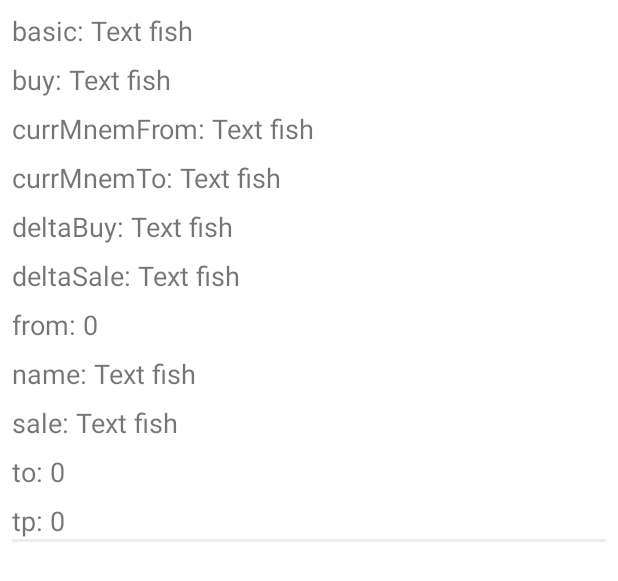
After one commit to ArcheryKiller/MKB, an Android app: the layout currency_item.xml on its own in the app's theme, with its tools: preview values and no code run, on a phone screen of 412 x 824 dp. The commit adds this screen. Shown: the top 581 px of the screen. Run offline under Robolectric (Android 15) with nearby library versions, the phone set to English and light mode, and no system bars.

Commit message:
Добавил xml файлы для recycler view

```diff
--- /dev/null
+++ b/app/src/main/res/layout/currency_item.xml
@@ -0,0 +1,102 @@
+<?xml version="1.0" encoding="utf-8"?>
+<LinearLayout
+    xmlns:android="http://schemas.android.com/apk/res/android"
+    xmlns:tools="http://schemas.android.com/tools"
+    android:padding="@dimen/main_padding"
+    android:layout_width="match_parent"
+    android:layout_height="match_parent"
+    android:orientation="vertical">
+
+    <TextView
+        android:id="@+id/basic"
+        android:layout_width="wrap_content"
+        android:layout_height="wrap_content"
+        android:textSize="@dimen/main_text_size"
+        tools:text="basic: Text fish" />
+
+    <TextView
+        android:id="@+id/buy"
+        android:layout_width="wrap_content"
+        android:layout_height="wrap_content"
+        android:layout_marginTop="@dimen/card_info_margin_top"
+        android:textSize="@dimen/main_text_size"
+        tools:text="buy: Text fish" />
+
+    <TextView
+        android:id="@+id/currMnemFrom"
+        android:layout_width="wrap_content"
+        android:layout_height="wrap_content"
+        android:layout_marginTop="@dimen/card_info_margin_top"
+        android:textSize="@dimen/main_text_size"
+        tools:text="currMnemFrom: Text fish" />
+
+    <TextView
+        android:id="@+id/currMnemTo"
+        android:layout_width="wrap_content"
+        android:layout_height="wrap_content"
+        android:layout_marginTop="@dimen/card_info_margin_top"
+        android:textSize="@dimen/main_text_size"
+        tools:text="currMnemTo: Text fish" />
+
+    <TextView
+        android:id="@+id/deltaBuy"
+        android:layout_width="wrap_content"
+        android:layout_height="wrap_content"
+        android:layout_marginTop="@dimen/card_info_margin_top"
+        android:textSize="@dimen/main_text_size"
+        tools:text="deltaBuy: Text fish" />
+
+    <TextView
+        android:id="@+id/deltaSale"
+        android:layout_width="wrap_content"
+        android:layout_height="wrap_content"
+        android:layout_marginTop="@dimen/card_info_margin_top"
+        android:textSize="@dimen/main_text_size"
+        tools:text="deltaSale: Text fish" />
+
+    <TextView
+        android:id="@+id/from"
+        android:layout_width="wrap_content"
+        android:layout_height="wrap_content"
+        android:layout_marginTop="@dimen/card_info_margin_top"
+        android:textSize="@dimen/main_text_size"
+        tools:text="from: 0" />
+
+    <TextView
+        android:id="@+id/name"
+        android:layout_width="wrap_content"
+        android:layout_height="wrap_content"
+        android:layout_marginTop="@dimen/card_info_margin_top"
+        android:textSize="@dimen/main_text_size"
+        tools:text="name: Text fish" />
+
+    <TextView
+        android:id="@+id/sale"
+        android:layout_width="wrap_content"
+        android:layout_height="wrap_content"
+        android:layout_marginTop="@dimen/card_info_margin_top"
+        android:textSize="@dimen/main_text_size"
+        tools:text="sale: Text fish" />
+
+    <TextView
+        android:id="@+id/to"
+        android:layout_width="wrap_content"
+        android:layout_height="wrap_content"
+        android:layout_marginTop="@dimen/card_info_margin_top"
+        android:textSize="@dimen/main_text_size"
+        tools:text="to: 0" />
+
+    <TextView
+        android:id="@+id/tp"
+        android:layout_width="wrap_content"
+        android:layout_height="wrap_content"
+        android:layout_marginTop="@dimen/card_info_margin_top"
+        android:textSize="@dimen/main_text_size"
+        tools:text="tp: 0" />
+
+    <View
+        android:layout_width="match_parent"
+        android:layout_height="@dimen/end_item_recycler_view"
+        android:background="@color/light_grey" />
+
+</LinearLayout>
--- /dev/null
+++ b/app/src/main/res/layout/list_of_currencies.xml
@@ -0,0 +1,16 @@
+<?xml version="1.0" encoding="utf-8"?>
+<androidx.constraintlayout.widget.ConstraintLayout
+    xmlns:android="http://schemas.android.com/apk/res/android"
+    xmlns:app="http://schemas.android.com/apk/res-auto"
+    android:layout_width="match_parent"
+    android:layout_height="match_parent">
+
+    <androidx.recyclerview.widget.RecyclerView
+        android:id="@+id/recyclerview"
+        android:layout_width="match_parent"
+        android:layout_height="wrap_content"
+        app:layout_constraintTop_toTopOf="parent"
+        app:layout_constraintStart_toStartOf="parent"
+        app:layout_constraintEnd_toEndOf="parent" />
+
+</androidx.constraintlayout.widget.ConstraintLayout>
--- a/app/src/main/res/values/dimens.xml
+++ b/app/src/main/res/values/dimens.xml
@@ -5,4 +5,5 @@
     <dimen name="main_corner_radius">4dp</dimen>
     <dimen name="card_info_margin_top">8dp</dimen>
     <dimen name="margin_bottom_click_me">12dp</dimen>
+    <dimen name="end_item_recycler_view">2dp</dimen>
 </resources>
```
